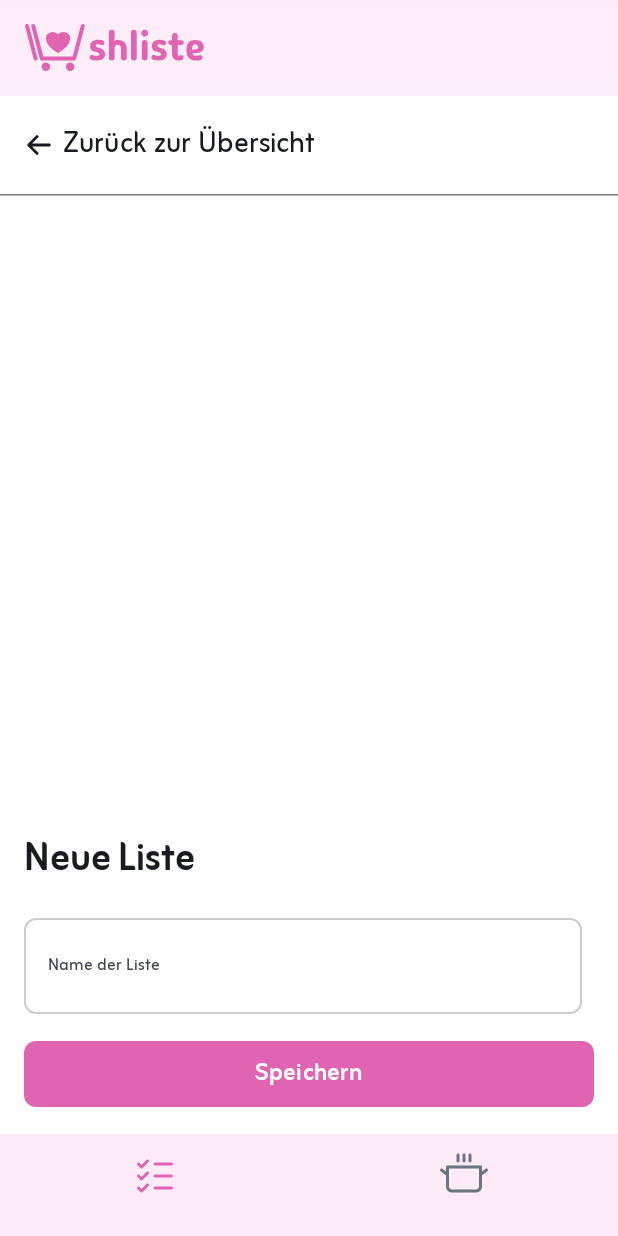
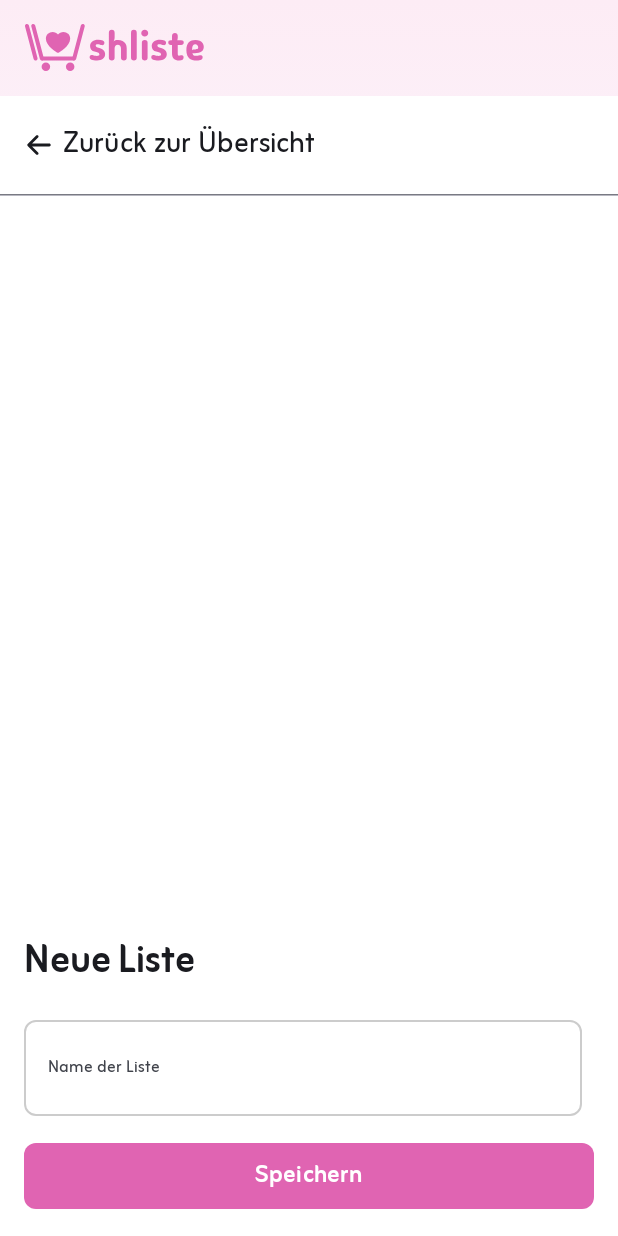
Before and after one commit to shroomlife/shliste-android, an Android app built with Jetpack Compose: the ListsCreateScreen screen opened through its navigation route, on a phone screen of 412 x 824 dp. Run offline under Robolectric (Android 15) with nearby library versions, the phone set to English and light mode, and no system bars.

Commit message:
added first fixes

```diff
--- a/app/src/main/java/com/shroomlife/shliste/components/AppBottomBar.kt
+++ b/app/src/main/java/com/shroomlife/shliste/components/AppBottomBar.kt
@@ -20,8 +20,6 @@ import com.shroomlife.shliste.navigateTo
 fun AppBottomBar() {
 
     val iconSize = 32.dp
-    val paddingBottom = 24.dp
-    val paddingTop = 12.dp
 
     val navController = LocalNavController.current
     val navBackStackEntry by navController.currentBackStackEntryAsState()
@@ -46,7 +44,7 @@ fun AppBottomBar() {
                         .clickable {
                             navigateTo(navController, destination.route)
                         }
-                        .padding(bottom = paddingBottom, top = paddingTop),
+                        .padding(vertical = 12.dp),
                     contentAlignment = Alignment.Center
                 ) {
                     Icon(
--- a/app/src/main/java/com/shroomlife/shliste/components/AppContainer.kt
+++ b/app/src/main/java/com/shroomlife/shliste/components/AppContainer.kt
@@ -3,7 +3,11 @@ package com.shroomlife.shliste.components
 import androidx.compose.foundation.ScrollState
 import androidx.compose.foundation.background
 import androidx.compose.foundation.layout.Column
+import androidx.compose.foundation.layout.WindowInsets
+import androidx.compose.foundation.layout.asPaddingValues
 import androidx.compose.foundation.layout.fillMaxSize
+import androidx.compose.foundation.layout.imePadding
+import androidx.compose.foundation.layout.navigationBars
 import androidx.compose.foundation.layout.padding
 import androidx.compose.foundation.rememberScrollState
 import androidx.compose.foundation.verticalScroll
@@ -40,21 +44,28 @@ fun AppContainer(
             AppHeader(navController)
         },
         bottomBar = {
-            if(bottomBar != null) {
-                bottomBar()
-            } else {
-                AppBottomBar()
+            Column(
+                modifier = Modifier
+                    .padding(WindowInsets.navigationBars.asPaddingValues())
+            ) {
+                if(bottomBar != null) {
+                    bottomBar()
+                } else {
+                    AppBottomBar()
+                }
             }
         },
         floatingActionButton = {
             if(floatingActionButton != null) {
                 floatingActionButton()
             }
-        }
+        },
+        contentWindowInsets = WindowInsets.navigationBars
     ) { innerPadding ->
         Column(
             modifier = Modifier
                 .fillMaxSize()
+                .imePadding()
                 .padding(innerPadding)
         ) {
             beforePadding?.invoke()
--- a/app/src/main/java/com/shroomlife/shliste/modules/lists/screens/Create.kt
+++ b/app/src/main/java/com/shroomlife/shliste/modules/lists/screens/Create.kt
@@ -49,6 +49,7 @@ fun ListsCreateScreen() {
     }
 
     AppContainer(
+        bottomBar = {},
         disableScroll = true,
         beforePadding = {
             BackButton()
```
